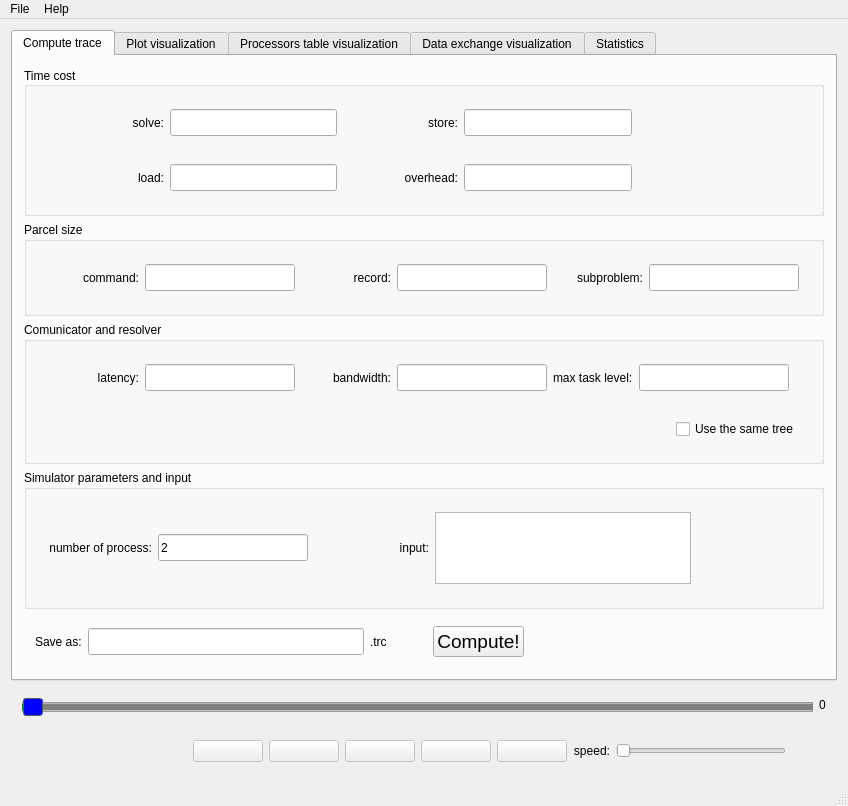
Above: visualizer/mainwindow.ui from Justice01/bnb-visualizer before the change. Below: the same form after it.
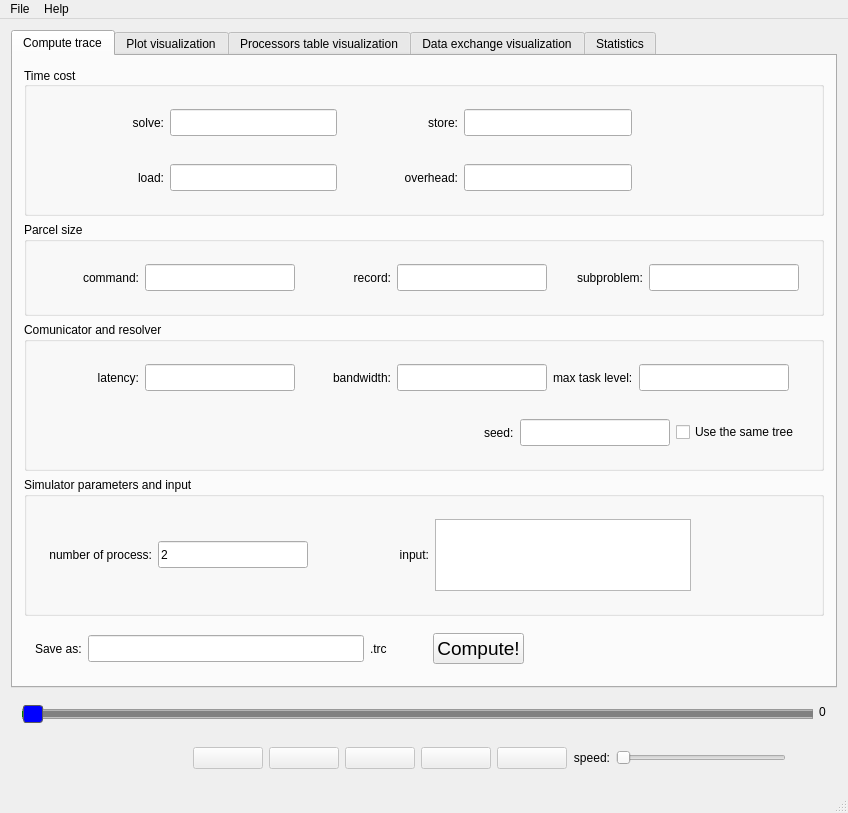
That is the form after the change. Icons and pictures are not drawn.

Commit message: added seed field to compute tab

What changed in the file:
```diff
--- a/visualizer/mainwindow.ui
+++ b/visualizer/mainwindow.ui
@@ -7,7 +7,7 @@
     <x>0</x>
     <y>0</y>
     <width>842</width>
-    <height>732</height>
+    <height>778</height>
    </rect>
   </property>
   <property name="windowTitle">
@@ -458,6 +458,9 @@
                   <property name="orientation">
                    <enum>Qt::Horizontal</enum>
                   </property>
+                  <property name="sizeType">
+                   <enum>QSizePolicy::Expanding</enum>
+                  </property>
                   <property name="sizeHint" stdset="0">
                    <size>
                     <width>40</width>
@@ -466,6 +469,29 @@
                   </property>
                  </spacer>
                 </item>
+                <item>
+                 <widget class="QLabel" name="label_17">
+                  <property name="text">
+                   <string>seed:</string>
+                  </property>
+                 </widget>
+                </item>
+                <item>
+                 <widget class="QLineEdit" name="seedEdit">
+                  <property name="minimumSize">
+                   <size>
+                    <width>150</width>
+                    <height>27</height>
+                   </size>
+                  </property>
+                  <property name="maximumSize">
+                   <size>
+                    <width>150</width>
+                    <height>27</height>
+                   </size>
+                  </property>
+                 </widget>
+                </item>
                 <item>
                  <widget class="QCheckBox" name="sameTreeCheckBox">
                   <property name="text">
```
Left out of the diff: 5 changed lines with no effect on the pictures. The commit also changes 1 other file.
